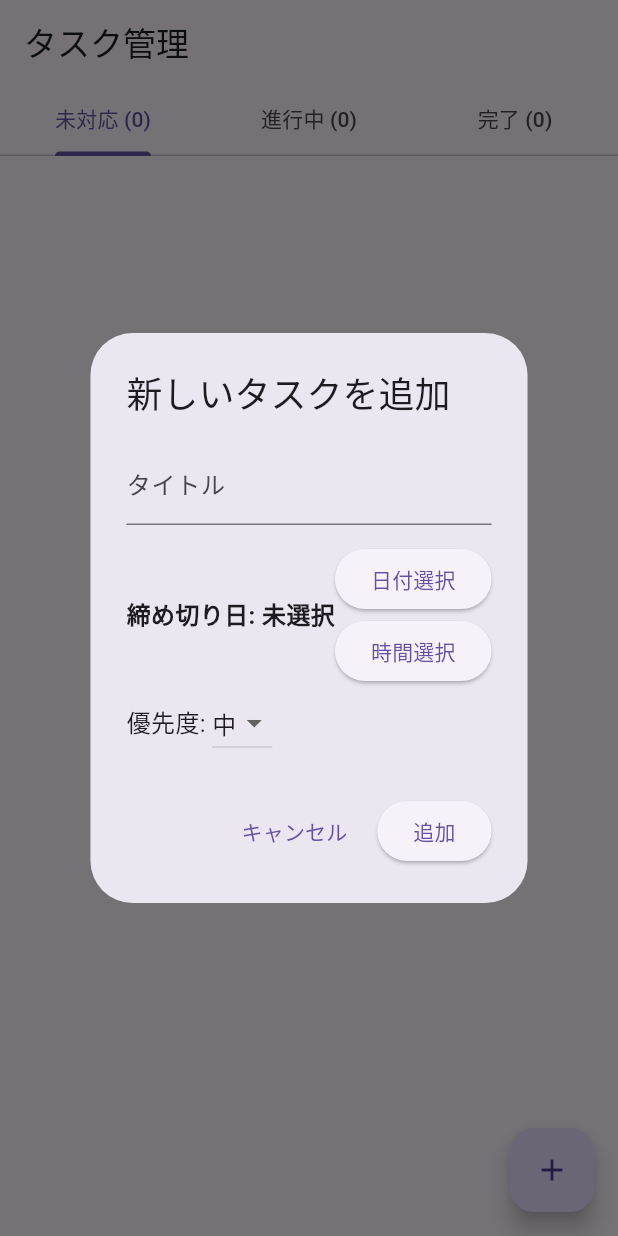
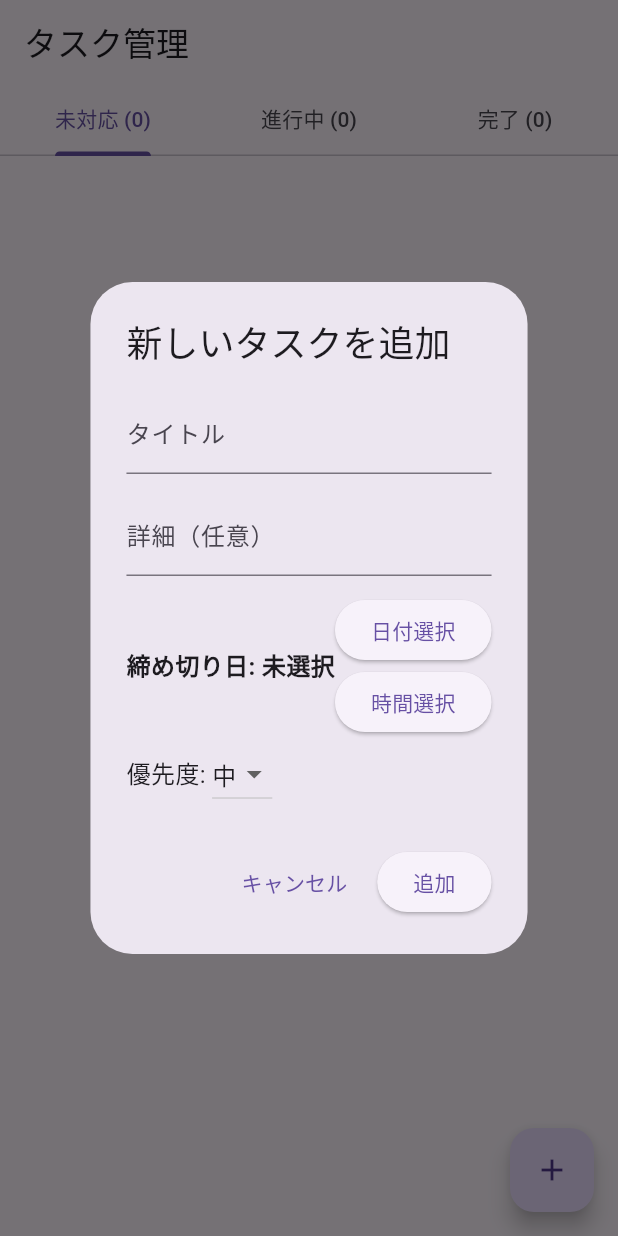
Before and after one commit to high6430/task-manager-app, a Flutter app: the screen it shows after launch, after a tap on the "add" icon, on a phone screen of 412 x 824 dp. Run offline on Flutter 3.47's test engine with Material 3 defaults, Android fonts, the phone set to English and light mode, and no system bars; our stand-ins replace shared_preferences.

Commit message:
機能追加: タスクに詳細（説明文）フィールドを追加

```diff
--- a/lib/models/task.dart
+++ b/lib/models/task.dart
@@ -4,14 +4,21 @@ class Task {
   final String title;
   final DateTime deadline;
   final Priority priority;
+  final String description;
 
-  Task(this.title, this.deadline, {this.priority = Priority.middle});
+  Task(
+    this.title,
+    this.deadline, {
+    this.priority = Priority.middle,
+    this.description = '',
+  });
 
   Map<String, dynamic> toJson() {
     return {
       'title': title,
       'deadline': deadline.toIso8601String(),
       'priority': priority.index,
+      'description': description,
     };
   }
 
@@ -20,6 +27,7 @@ class Task {
       json['title'],
       DateTime.parse(json['deadline']),
       priority: Priority.values[json['priority']],
+      description: json['description'] ?? '',
     );
   }
 }
--- a/lib/widgets/add_task_dialog.dart
+++ b/lib/widgets/add_task_dialog.dart
@@ -12,6 +12,7 @@ class AddTaskDialog extends StatefulWidget {
 
 class _AddTaskDialogState extends State<AddTaskDialog> {
   final titleController = TextEditingController();
+  final descriptionController = TextEditingController();
   DateTime? selectedDate;
   TimeOfDay? selectedTime;
   Priority selectedPriority = Priority.middle;
@@ -19,6 +20,7 @@ class _AddTaskDialogState extends State<AddTaskDialog> {
   @override
   void dispose() {
     titleController.dispose();
+    descriptionController.dispose();
     super.dispose();
   }
 
@@ -43,6 +45,7 @@ class _AddTaskDialogState extends State<AddTaskDialog> {
         titleController.text,
         deadline,
         priority: selectedPriority,
+        description: descriptionController.text,
       );
       widget.onTaskAdded(task);
       Navigator.pop(context);
@@ -53,12 +56,23 @@ class _AddTaskDialogState extends State<AddTaskDialog> {
   Widget build(BuildContext context) {
     return AlertDialog(
       title: Text("新しいタスクを追加"),
-      content: Column(
+      content: SingleChildScrollView(
+        child: Column(
           mainAxisSize: MainAxisSize.min,
           children: [
             TextField(
               controller: titleController,
               decoration: InputDecoration(labelText: "タイトル"),
+            ),
+            SizedBox(height: 12),
+            TextField(
+              controller: descriptionController,
+              decoration: InputDecoration(
+                labelText: "詳細（任意）",
+                hintText: "タスクの詳細を入力",
+              ),
+              maxLines: 3,
+              minLines: 1,
             ),
             SizedBox(height: 12),
             Row(
@@ -136,6 +150,7 @@ class _AddTaskDialogState extends State<AddTaskDialog> {
             ),
           ],
         ),
+      ),
       actions: [
         TextButton(
           child: Text("キャンセル"),
```
Also changed, not shown: lib/widgets/edit_task_dialog.dart (+14 -0 lines), lib/widgets/task_card.dart (+14 -0 lines). Lines whose indentation alone changed are shown as unchanged.
